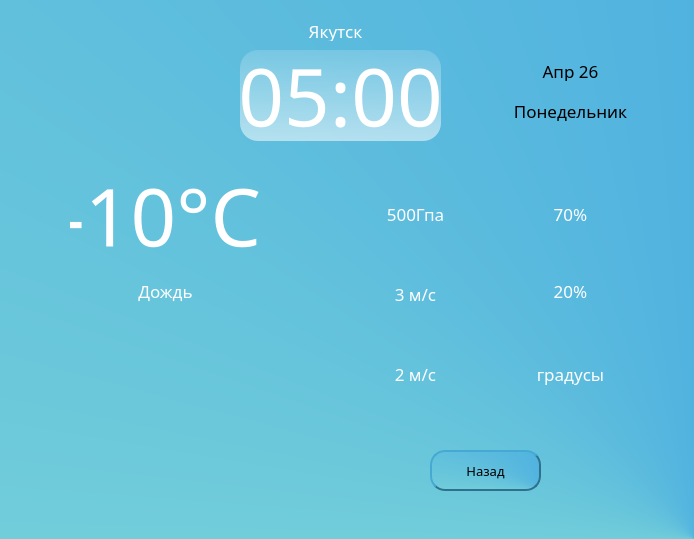
Above: design/main_detail.ui from Animila/PyWeather before the change. Below: the same form after it.
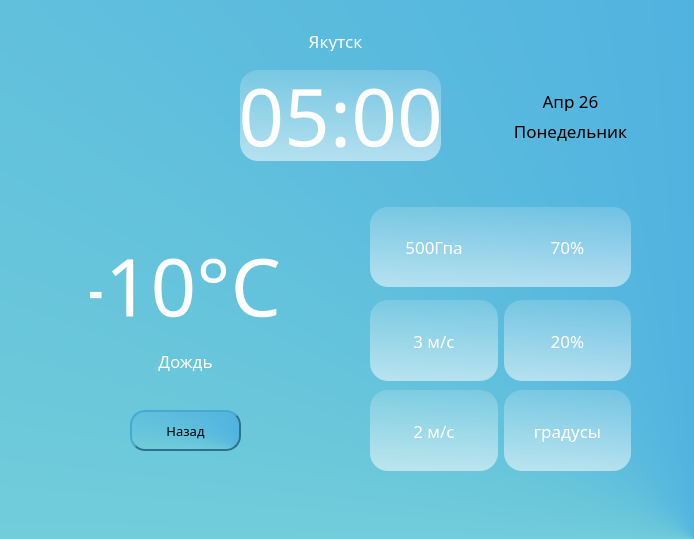
That is the form after the change. Icons and pictures are not drawn.

Patch:
```diff
--- a/design/main_detail.ui
+++ b/design/main_detail.ui
@@ -21,7 +21,7 @@
     <property name="geometry">
      <rect>
       <x>500</x>
-      <y>100</y>
+      <y>120</y>
       <width>141</width>
       <height>21</height>
      </rect>
@@ -45,8 +45,8 @@
    <widget class="QLabel" name="weather">
     <property name="geometry">
      <rect>
-      <x>70</x>
-      <y>260</y>
+      <x>90</x>
+      <y>330</y>
       <width>191</width>
       <height>61</height>
      </rect>
@@ -77,7 +77,7 @@
     <property name="geometry">
      <rect>
       <x>290</x>
-      <y>20</y>
+      <y>30</y>
       <width>91</width>
       <height>21</height>
      </rect>
@@ -103,7 +103,7 @@
     <property name="geometry">
      <rect>
       <x>240</x>
-      <y>50</y>
+      <y>70</y>
       <width>201</width>
       <height>91</height>
      </rect>
@@ -129,8 +129,8 @@
    <widget class="QLabel" name="photo">
     <property name="geometry">
      <rect>
-      <x>50</x>
-      <y>10</y>
+      <x>40</x>
+      <y>40</y>
       <width>150</width>
       <height>150</height>
      </rect>
@@ -148,8 +148,8 @@
    <widget class="QLabel" name="gradus">
     <property name="geometry">
      <rect>
-      <x>70</x>
-      <y>170</y>
+      <x>90</x>
+      <y>240</y>
       <width>191</width>
       <height>91</height>
      </rect>
@@ -175,7 +175,7 @@
     <property name="geometry">
      <rect>
       <x>520</x>
-      <y>60</y>
+      <y>90</y>
       <width>101</width>
       <height>21</height>
      </rect>
@@ -224,197 +224,11 @@
      <bool>true</bool>
     </property>
    </widget>
-   <widget class="QLabel" name="davlenie">
-    <property name="geometry">
-     <rect>
-      <x>360</x>
-      <y>183</y>
-      <width>111</width>
-      <height>61</height>
-     </rect>
-    </property>
-    <property name="font">
-     <font>
-      <family>Dubai Medium</family>
-      <pointsize>13</pointsize>
-      <underline>false</underline>
-      <strikeout>false</strikeout>
-     </font>
-    </property>
-    <property name="styleSheet">
-     <string notr="true">background-color: None;
-color: rgb(255, 255, 255);</string>
-    </property>
-    <property name="text">
-     <string>500Гпа</string>
-    </property>
-    <property name="alignment">
-     <set>Qt::AlignCenter</set>
-    </property>
-    <property name="wordWrap">
-     <bool>true</bool>
-    </property>
-   </widget>
-   <widget class="QLabel" name="vlazhnost">
-    <property name="geometry">
-     <rect>
-      <x>510</x>
-      <y>183</y>
-      <width>121</width>
-      <height>61</height>
-     </rect>
-    </property>
-    <property name="font">
-     <font>
-      <family>Dubai Medium</family>
-      <pointsize>13</pointsize>
-      <underline>false</underline>
-      <strikeout>false</strikeout>
-     </font>
-    </property>
-    <property name="styleSheet">
-     <string notr="true">background-color: None;
-color: rgb(255, 255, 255);</string>
-    </property>
-    <property name="text">
-     <string>70%</string>
-    </property>
-    <property name="alignment">
-     <set>Qt::AlignCenter</set>
-    </property>
-    <property name="wordWrap">
-     <bool>true</bool>
-    </property>
-   </widget>
-   <widget class="QLabel" name="v_vetra">
-    <property name="geometry">
-     <rect>
-      <x>360</x>
-      <y>343</y>
-      <width>111</width>
-      <height>61</height>
-     </rect>
-    </property>
-    <property name="font">
-     <font>
-      <family>Dubai Medium</family>
-      <pointsize>13</pointsize>
-      <underline>false</underline>
-      <strikeout>false</strikeout>
-     </font>
-    </property>
-    <property name="styleSheet">
-     <string notr="true">background-color: None;
-color: rgb(255, 255, 255);</string>
-    </property>
-    <property name="text">
-     <string>2 м/с</string>
-    </property>
-    <property name="alignment">
-     <set>Qt::AlignCenter</set>
-    </property>
-    <property name="wordWrap">
-     <bool>true</bool>
-    </property>
-   </widget>
-   <widget class="QLabel" name="n_vetra">
-    <property name="geometry">
-     <rect>
-      <x>510</x>
-      <y>343</y>
-      <width>121</width>
-      <height>61</height>
-     </rect>
-    </property>
-    <property name="font">
-     <font>
-      <family>Dubai Medium</family>
-      <pointsize>13</pointsize>
-      <underline>false</underline>
-      <strikeout>false</strikeout>
-     </font>
-    </property>
-    <property name="styleSheet">
-     <string notr="true">background-color: None;
-color: rgb(255, 255, 255);</string>
-    </property>
-    <property name="text">
-     <string>градусы</string>
-    </property>
-    <property name="alignment">
-     <set>Qt::AlignCenter</set>
-    </property>
-    <property name="wordWrap">
-     <bool>true</bool>
-    </property>
-   </widget>
-   <widget class="QLabel" name="p_vetra">
-    <property name="geometry">
-     <rect>
-      <x>360</x>
-      <y>263</y>
-      <width>111</width>
-      <height>61</height>
-     </rect>
-    </property>
-    <property name="font">
-     <font>
-      <family>Dubai Medium</family>
-      <pointsize>13</pointsize>
-      <underline>false</underline>
-      <strikeout>false</strikeout>
-     </font>
-    </property>
-    <property name="styleSheet">
-     <string notr="true">background-color: None;
-color: rgb(255, 255, 255);</string>
-    </property>
-    <property name="text">
-     <string>3 м/с</string>
-    </property>
-    <property name="alignment">
-     <set>Qt::AlignCenter</set>
-    </property>
-    <property name="wordWrap">
-     <bool>true</bool>
-    </property>
-   </widget>
-   <widget class="QLabel" name="oblachnost">
-    <property name="geometry">
-     <rect>
-      <x>510</x>
-      <y>260</y>
-      <width>121</width>
-      <height>61</height>
-     </rect>
-    </property>
-    <property name="font">
-     <font>
-      <family>Dubai Medium</family>
-      <pointsize>13</pointsize>
-      <underline>false</underline>
-      <strikeout>false</strikeout>
-     </font>
-    </property>
-    <property name="styleSheet">
-     <string notr="true">background-color: None;
-color: rgb(255, 255, 255);</string>
-    </property>
-    <property name="text">
-     <string>20%</string>
-    </property>
-    <property name="alignment">
-     <set>Qt::AlignCenter</set>
-    </property>
-    <property name="wordWrap">
-     <bool>true</bool>
-    </property>
-   </widget>
    <widget class="QPushButton" name="exit">
     <property name="geometry">
      <rect>
-      <x>430</x>
-      <y>450</y>
+      <x>130</x>
+      <y>410</y>
       <width>111</width>
       <height>41</height>
      </rect>
@@ -450,6 +264,207 @@
      <string>Назад</string>
     </property>
    </widget>
+   <widget class="QWidget" name="horizontalWidget" native="true">
+    <property name="geometry">
+     <rect>
+      <x>370</x>
+      <y>207</y>
+      <width>261</width>
+      <height>80</height>
+     </rect>
+    </property>
+    <property name="styleSheet">
+     <string notr="true">background-color: qlineargradient(spread:pad, x1:0, y1:0, x2:0, y2:1, stop:0 rgba(255, 255, 255, 41), stop:1 rgba(255, 255, 255, 137));
+color: rgb(255, 255, 255);
+border-radius: 18px;</string>
+    </property>
+    <layout class="QHBoxLayout" name="horizontalLayout">
+     <item>
+      <widget class="QLabel" name="davlenie">
+       <property name="font">
+        <font>
+         <family>Dubai Medium</family>
+         <pointsize>13</pointsize>
+         <underline>false</underline>
+         <strikeout>false</strikeout>
+        </font>
+       </property>
+       <property name="styleSheet">
+        <string notr="true">background-color: None;
+color: rgb(255, 255, 255);</string>
+       </property>
+       <property name="text">
+        <string>500Гпа</string>
+       </property>
+       <property name="alignment">
+        <set>Qt::AlignCenter</set>
+       </property>
+       <property name="wordWrap">
+        <bool>true</bool>
+       </property>
+      </widget>
+     </item>
+     <item>
+      <widget class="QLabel" name="vlazhnost">
+       <property name="font">
+        <font>
+         <family>Dubai Medium</family>
+         <pointsize>13</pointsize>
+         <underline>false</underline>
+         <strikeout>false</strikeout>
+        </font>
+       </property>
+       <property name="styleSheet">
+        <string notr="true">background-color: None;
+color: rgb(255, 255, 255);</string>
+       </property>
+       <property name="text">
+        <string>70%</string>
+       </property>
+       <property name="alignment">
+        <set>Qt::AlignCenter</set>
+       </property>
+       <property name="wordWrap">
+        <bool>true</bool>
+       </property>
+      </widget>
+     </item>
+    </layout>
+   </widget>
+   <widget class="QWidget" name="" native="true">
+    <property name="geometry">
+     <rect>
+      <x>370</x>
+      <y>300</y>
+      <width>261</width>
+      <height>81</height>
+     </rect>
+    </property>
+    <property name="styleSheet">
+     <string notr="true">background-color: none;</string>
+    </property>
+    <layout class="QHBoxLayout" name="horizontalLayout_2">
+     <item>
+      <widget class="QLabel" name="p_vetra">
+       <property name="font">
+        <font>
+         <family>Dubai Medium</family>
+         <pointsize>13</pointsize>
+         <underline>false</underline>
+         <strikeout>false</strikeout>
+        </font>
+       </property>
+       <property name="styleSheet">
+        <string notr="true">background-color: qlineargradient(spread:pad, x1:0, y1:0, x2:0, y2:1, stop:0 rgba(255, 255, 255, 41), stop:1 rgba(255, 255, 255, 137));
+color: rgb(255, 255, 255);
+border-radius: 18px;</string>
+       </property>
+       <property name="text">
+        <string>3 м/с</string>
+       </property>
+       <property name="alignment">
+        <set>Qt::AlignCenter</set>
+       </property>
+       <property name="wordWrap">
+        <bool>true</bool>
+       </property>
+      </widget>
+     </item>
+     <item>
+      <widget class="QLabel" name="oblachnost">
+       <property name="font">
+        <font>
+         <family>Dubai Medium</family>
+         <pointsize>13</pointsize>
+         <underline>false</underline>
+         <strikeout>false</strikeout>
+        </font>
+       </property>
+       <property name="styleSheet">
+        <string notr="true">background-color: qlineargradient(spread:pad, x1:0, y1:0, x2:0, y2:1, stop:0 rgba(255, 255, 255, 41), stop:1 rgba(255, 255, 255, 137));
+color: rgb(255, 255, 255);
+border-radius: 18px;</string>
+       </property>
+       <property name="text">
+        <string>20%</string>
+       </property>
+       <property name="alignment">
+        <set>Qt::AlignCenter</set>
+       </property>
+       <property name="wordWrap">
+        <bool>true</bool>
+       </property>
+      </widget>
+     </item>
+    </layout>
+   </widget>
+   <widget class="QWidget" name="" native="true">
+    <property name="geometry">
+     <rect>
+      <x>370</x>
+      <y>390</y>
+      <width>261</width>
+      <height>81</height>
+     </rect>
+    </property>
+    <property name="styleSheet">
+     <string notr="true">background-color:none;</string>
+    </property>
+    <layout class="QHBoxLayout" name="horizontalLayout_3">
+     <item>
+      <widget class="QLabel" name="v_vetra">
+       <property name="font">
+        <font>
+         <family>Dubai Medium</family>
+         <pointsize>13</pointsize>
+         <underline>false</underline>
+         <strikeout>false</strikeout>
+        </font>
+       </property>
+       <property name="styleSheet">
+        <string notr="true">background-color: qlineargradient(spread:pad, x1:0, y1:0, x2:0, y2:1, stop:0 rgba(255, 255, 255, 41), stop:1 rgba(255, 255, 255, 137));
+color: rgb(255, 255, 255);
+border-radius: 18px;</string>
+       </property>
+       <property name="text">
+        <string>2 м/с</string>
+       </property>
+       <property name="alignment">
+        <set>Qt::AlignCenter</set>
+       </property>
+       <property name="wordWrap">
+        <bool>true</bool>
+       </property>
+      </widget>
+     </item>
+     <item>
+      <widget class="QLabel" name="n_vetra">
+       <property name="font">
+        <font>
+         <family>Dubai Medium</family>
+         <pointsize>13</pointsize>
+         <underline>false</underline>
+         <strikeout>false</strikeout>
+        </font>
+       </property>
+       <property name="styleSheet">
+        <string notr="true">background-color: qlineargradient(spread:pad, x1:0, y1:0, x2:0, y2:1, stop:0 rgba(255, 255, 255, 41), stop:1 rgba(255, 255, 255, 137));
+color: rgb(255, 255, 255);
+border-radius: 18px;</string>
+       </property>
+       <property name="text">
+        <string>градусы</string>
+       </property>
+       <property name="alignment">
+        <set>Qt::AlignCenter</set>
+       </property>
+       <property name="wordWrap">
+        <bool>true</bool>
+       </property>
+      </widget>
+     </item>
+    </layout>
+   </widget>
   </widget>
  </widget>
  <resources/>
```
